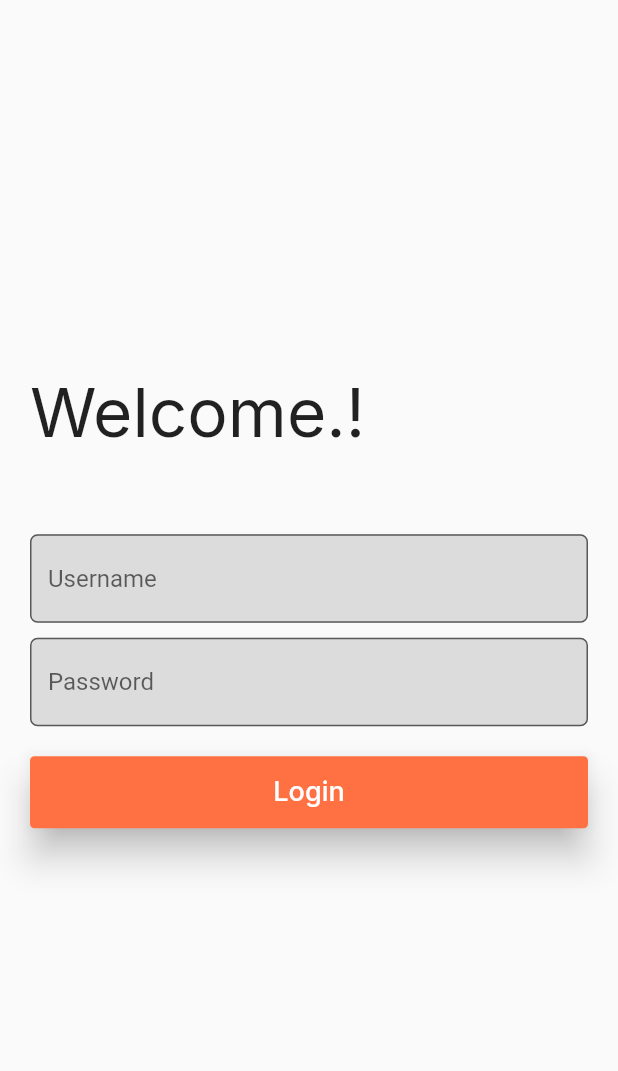
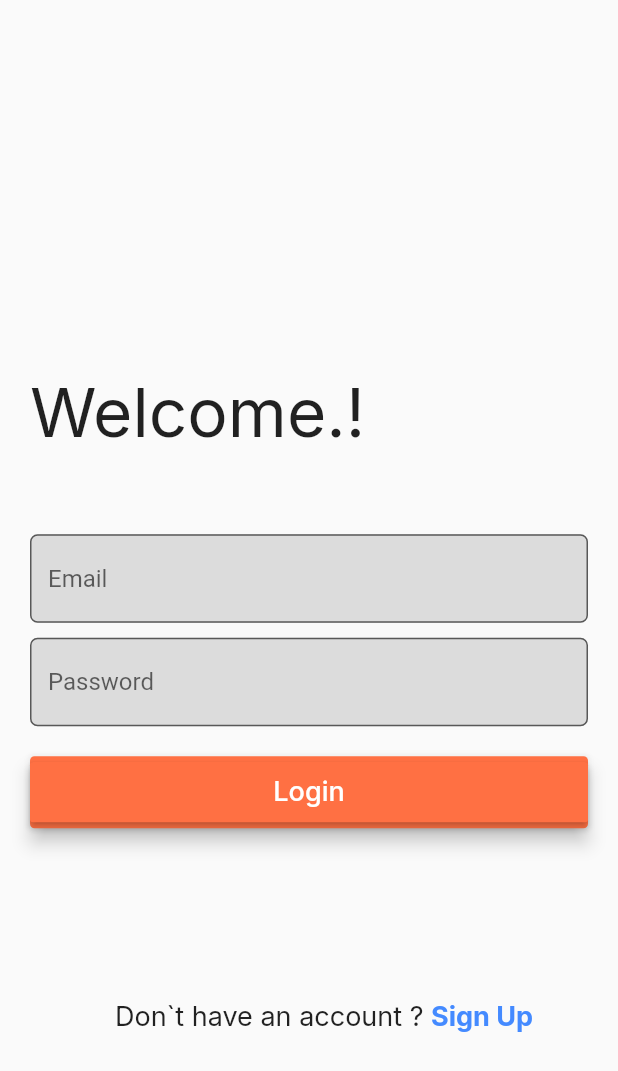
Before and after one commit to Ab3id/blog_app, a Flutter app: the screen it shows after launch, on a phone screen of 412 x 824 dp. Shown: the top 1071 px of the screen. Run offline on Flutter 3.47's test engine with Material 2 defaults, Android fonts, the phone set to English and light mode, and no system bars; our stand-ins replace flutter_icons, google_fonts.

Commit message:
feat: add signup screen ui

```diff
--- a/lib/screens/home_screen.dart
+++ b/lib/screens/home_screen.dart
@@ -7,6 +7,8 @@ class HomeScreen extends StatefulWidget {
 class _HomeScreenState extends State<HomeScreen> {
   @override
   Widget build(BuildContext context) {
-    return Scaffold();
+    return Scaffold(
+
+    );
   }
 }
--- a/lib/screens/login_ui.dart
+++ b/lib/screens/login_ui.dart
@@ -3,6 +3,8 @@ import 'package:blog_app/constants/colors.dart';
 import 'package:flutter/painting.dart';
 import 'package:google_fonts/google_fonts.dart';
 import 'package:blog_app/widgets/textField.dart';
+import 'home_screen.dart';
+import 'signup_ui.dart';
 
 
 import 'package:flutter/material.dart';
@@ -28,18 +30,46 @@ class _LoginUIState extends State<LoginUI> {
             ),),
 
             SizedBox(height: 50,),
-                   CustomInputs(isSecured: false,hint: "Username"),
+                   CustomInputs(isSecured: false,hint: "Email"),
                   CustomInputs(isSecured: true,hint: "Password"),
                   Padding(padding: EdgeInsets.symmetric(vertical: 15,horizontal: 20),
                       child:Material(
                         shape: RoundedRectangleBorder(borderRadius:BorderRadius.circular(3) ),
                         color: Colors.deepOrange.shade400,
-                      elevation: 10,
+                      elevation: 5,
                       child:MaterialButton(
                       height: 40,
                       color: Colors.deepOrange.shade400,
                       child: Text("Login",style: GoogleFonts.inter(fontSize: 18,textStyle: TextStyle(color: Colors.white)),),
-                    ),))
+                        onPressed: (){
+                          Navigator.push(context,
+                              MaterialPageRoute(builder: (context) => HomeScreen()));
+                        },
+                    ),)),
+            SizedBox(height: 100,),
+            Padding(padding: EdgeInsets.only(left: 20),child:
+           Row(
+             mainAxisAlignment: MainAxisAlignment.center,
+             children: [
+               Text("Don`t have an account ?", style: GoogleFonts.inter(
+                   fontSize: 18,
+                   fontWeight: FontWeight.w400
+               ),
+               ),
+               SizedBox(width: 5,),
+               GestureDetector(
+                 onTap: (){
+                   Navigator.push(context,
+                       MaterialPageRoute(builder: (context) => SignupUP()));
+                 },
+                 child: Text("Sign Up", style: GoogleFonts.inter(
+                     fontSize: 18,
+                     fontWeight: FontWeight.bold,textStyle: TextStyle(color: Colors.blueAccent)
+                 ),
+                 ),
+               )
+             ],
+           )),
           ],
         ),
       ),
```
Also changed, not shown: lib/screens/signup_ui.dart (+58 -0 lines).
